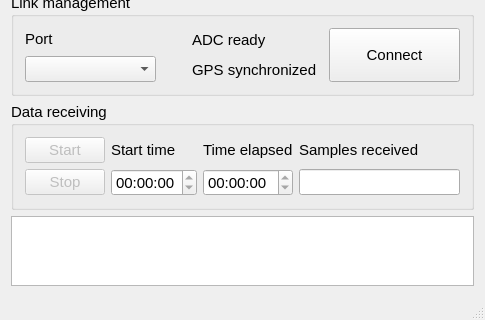
This is mainwindow.ui in NIA/seismoreg as Qt 5 draws it before an edit; both pictures show x 0 to 485 and y 180 to 500 of the 485 by 500 pixel window. The edited form follows.
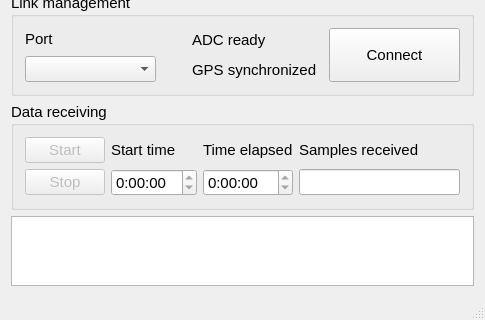
This is the edited form. Custom widgets are drawn as their Qt base class.

Commit message: Implemented time and samples counter functions

```diff
--- a/mainwindow.ui
+++ b/mainwindow.ui
@@ -163,6 +163,9 @@
          <property name="readOnly">
           <bool>true</bool>
          </property>
+         <property name="displayFormat">
+          <string>H:mm:ss</string>
+         </property>
         </widget>
        </item>
        <item row="1" column="2">
@@ -170,6 +173,9 @@
          <property name="readOnly">
           <bool>true</bool>
          </property>
+         <property name="displayFormat">
+          <string>H:mm:ss</string>
+         </property>
         </widget>
        </item>
        <item row="1" column="3">
```
Left out of the diff: 6 changed lines with no effect on the pictures. The commit also changes 2 other files.
